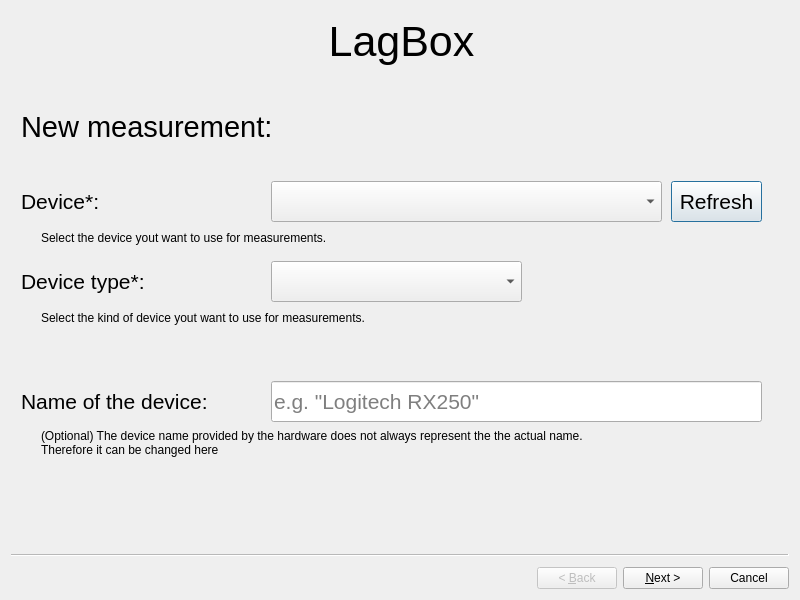
Above: gui/latency_gui.ui from PDA-UR/LagBox before the change. Below: the same form after it.
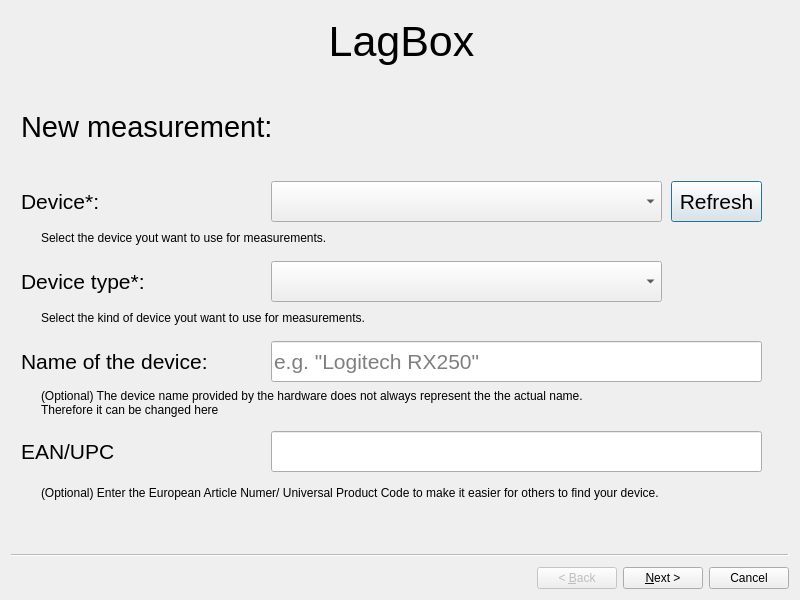
That is the form after the change.

Commit message: Add input field for EAN/UPC

Diff of the .ui file:
```diff
--- a/gui/latency_gui.ui
+++ b/gui/latency_gui.ui
@@ -86,7 +86,7 @@
      <rect>
       <x>260</x>
       <y>250</y>
-      <width>251</width>
+      <width>391</width>
       <height>41</height>
      </rect>
     </property>
@@ -100,7 +100,7 @@
     <property name="geometry">
      <rect>
       <x>30</x>
-      <y>416</y>
+      <y>376</y>
       <width>741</width>
       <height>31</height>
      </rect>
@@ -127,7 +127,7 @@
     <property name="geometry">
      <rect>
       <x>260</x>
-      <y>370</y>
+      <y>330</y>
       <width>491</width>
       <height>41</height>
      </rect>
@@ -205,7 +205,7 @@
     <property name="geometry">
      <rect>
       <x>10</x>
-      <y>370</y>
+      <y>330</y>
       <width>211</width>
       <height>41</height>
      </rect>
@@ -219,6 +219,58 @@
      <string>Name of the device:</string>
     </property>
    </widget>
+   <widget class="QLineEdit" name="lineEdit_ean_upc">
+    <property name="geometry">
+     <rect>
+      <x>260</x>
+      <y>420</y>
+      <width>491</width>
+      <height>41</height>
+     </rect>
+    </property>
+    <property name="font">
+     <font>
+      <pointsize>16</pointsize>
+     </font>
+    </property>
+    <property name="toolTip">
+     <string>&lt;html&gt;&lt;head/&gt;&lt;body&gt;&lt;p&gt;&lt;br/&gt;&lt;/p&gt;&lt;/body&gt;&lt;/html&gt;</string>
+    </property>
+    <property name="placeholderText">
+     <string/>
+    </property>
+   </widget>
+   <widget class="QLabel" name="label_ean_upc_description">
+    <property name="geometry">
+     <rect>
+      <x>30</x>
+      <y>466</y>
+      <width>741</width>
+      <height>31</height>
+     </rect>
+    </property>
+    <property name="text">
+     <string>(Optional) Enter the European Article Numer/ Universal Product Code to make it easier for others to find your device.</string>
+    </property>
+   </widget>
+   <widget class="QLabel" name="label_ean_upc">
+    <property name="geometry">
+     <rect>
+      <x>10</x>
+      <y>420</y>
+      <width>211</width>
+      <height>41</height>
+     </rect>
+    </property>
+    <property name="font">
+     <font>
+      <pointsize>16</pointsize>
+     </font>
+    </property>
+    <property name="text">
+     <string>EAN/UPC</string>
+    </property>
+   </widget>
   </widget>
   <widget class="QWizardPage" name="wizardPage2">
    <widget class="QLabel" name="label_title_2">
```
Left out of the diff: 2 changed lines with no effect on the pictures.
